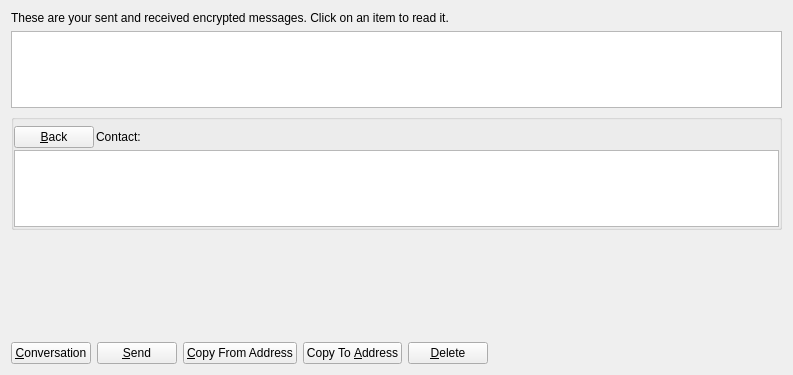
ultra-pool/g3nstake, file src/qt/forms/messagepage.ui: the form before one commit.
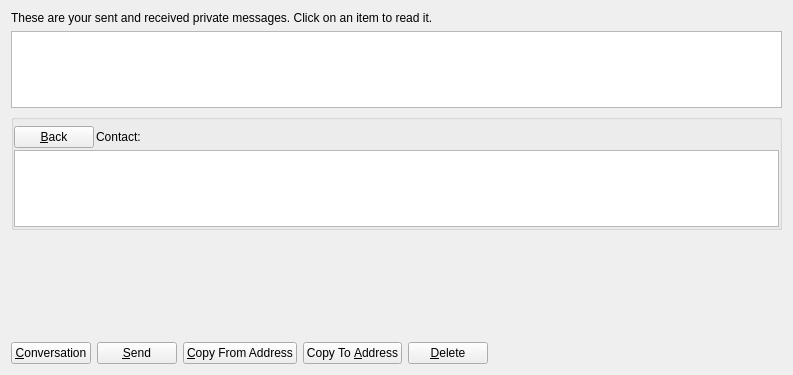
The form after the commit. Icons and pictures are not drawn. Custom widgets are drawn as their Qt base class.

```diff
--- a/src/qt/forms/messagepage.ui
+++ b/src/qt/forms/messagepage.ui
@@ -17,7 +17,7 @@
    <item>
     <widget class="QLabel" name="labelExplanation">
      <property name="text">
-      <string>These are your sent and received encrypted messages. Click on an item to read it.</string>
+      <string>These are your sent and received private messages. Click on an item to read it.</string>
      </property>
      <property name="textFormat">
       <enum>Qt::PlainText</enum>
```
Left out of the diff: 8 changed lines with no effect on the pictures.
